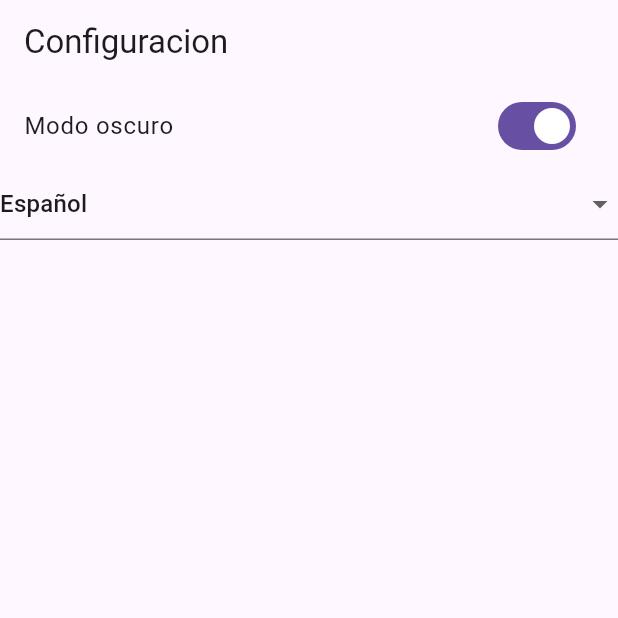
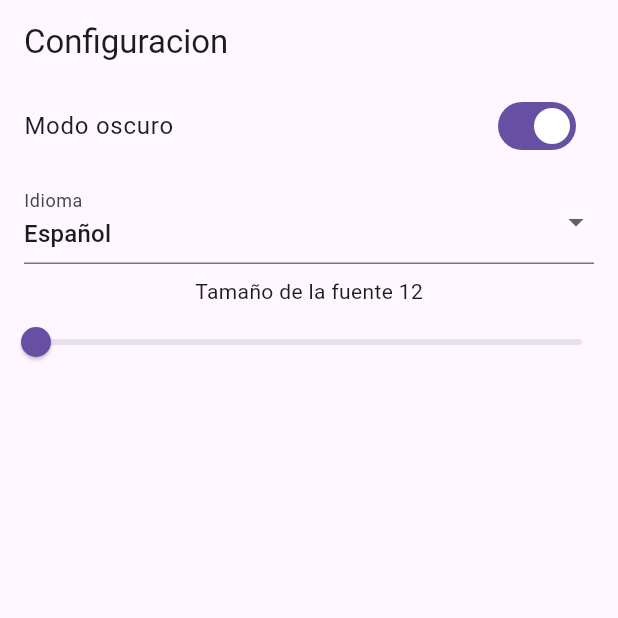
Before and after one commit to sacasalv/Aprender-Flutter, a Flutter app: the screen it shows after launch, after a tap on "Modo oscuro", on a phone screen of 412 x 824 dp, the top half of it. Run offline on Flutter 3.47's test engine with Material 3 defaults, Android fonts, the light colour scheme and no system bars; our stand-ins replace google_maps_flutter, shared_preferences.

Commit message:
Persistencia de datos

```diff
--- /dev/null
+++ b/settings_app/lib/preferences_keys.dart
@@ -0,0 +1,5 @@
+class PreferencesKeys {
+  static const String darkMode = "darkMode";
+  static const String language= "language";
+  static const String fontSize = "fontSize";
+}
--- a/settings_app/lib/settings_screen.dart
+++ b/settings_app/lib/settings_screen.dart
@@ -1,4 +1,6 @@
 import 'package:flutter/material.dart';
+import 'package:settings_app/preferences_keys.dart';
+import 'package:shared_preferences/shared_preferences.dart';
 
 class SettingsScreen extends StatefulWidget {
   const SettingsScreen({super.key});
@@ -11,6 +13,41 @@ class _SettingsScreenState extends State<SettingsScreen> {
   bool _darkMode = false;
   String _language = "es";
   double _fontSize = 16;
+
+  //Cargar esos datos nada mas montar el widget
+  @override
+  void initState() {
+    // TODO: implement initState
+    super.initState();
+    _loadPrefences();
+  }
+
+  //persistencia de datos
+  _loadPrefences() async {
+    final prefs = await SharedPreferences.getInstance();
+
+    setState(() {
+      _darkMode = prefs.getBool(PreferencesKeys.darkMode) ?? false;
+      _language = prefs.getString(PreferencesKeys.language) ?? "es";
+      _fontSize = prefs.getDouble(PreferencesKeys.fontSize) ?? 12;
+    });
+  }
+
+  _savePreferences(String key, dynamic value) async {
+    final prefs = await SharedPreferences.getInstance();
+
+    if (value is bool) {
+      await prefs.setBool(key, value);
+    }
+
+    if (value is String) {
+      await prefs.setString(key, value);
+    }
+
+    if (value is double) {
+      await prefs.setDouble(key, value);
+    }
+  }
 
   @override
   Widget build(BuildContext context) {
@@ -25,9 +62,17 @@ class _SettingsScreenState extends State<SettingsScreen> {
             // });
 
             setState(() => _darkMode = darkMode);
+            _savePreferences(PreferencesKeys.darkMode, darkMode);
           },
         ),
-        DropdownButtonFormField(
+        Padding(
+          padding: const EdgeInsets.only(
+            left: 16,
+            right: 16,
+            top: 8,
+            bottom: 8,
+          ),
+          child: DropdownButtonFormField(
             value: _language,
             items: [
               DropdownMenuItem(value: "es", child: Text("Español")),
@@ -37,8 +82,23 @@ class _SettingsScreenState extends State<SettingsScreen> {
             onChanged: (language) {
               if (language != null) {
                 setState(() => _language = language);
+                _savePreferences(PreferencesKeys.language, language);
               }
             },
+            decoration: InputDecoration(label: Text("Idioma")),
+          ),
+        ),
+        Text("Tamaño de la fuente ${_fontSize.toStringAsFixed(0)}"),
+        Slider(
+          value: _fontSize,
+          onChanged: (fontSize) {
+            setState(() {
+              _fontSize = fontSize;
+            });
+            _savePreferences(PreferencesKeys.fontSize, fontSize);
+          },
+          min: 14,
+          max: 24,
         ),
       ],
     );
--- a/settings_app/pubspec.yaml
+++ b/settings_app/pubspec.yaml
@@ -9,6 +9,7 @@ environment:
 dependencies:
   flutter:
     sdk: flutter
+  shared_preferences: ^2.5.3
 
 dev_dependencies:
   flutter_test:
```
Lines whose indentation alone changed are shown as unchanged.
